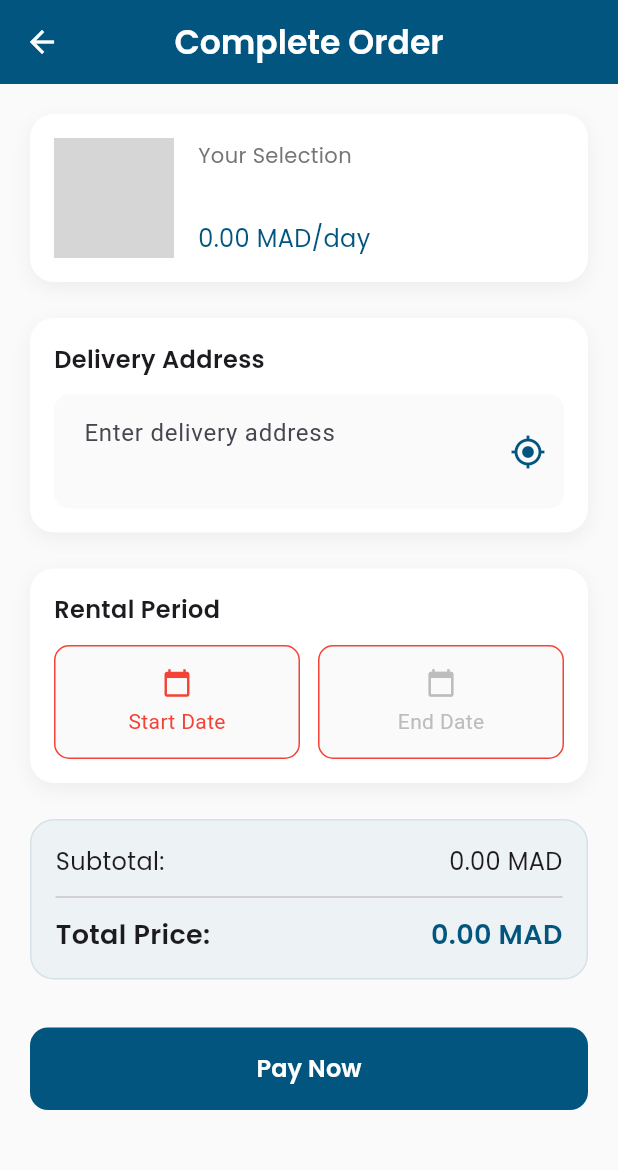
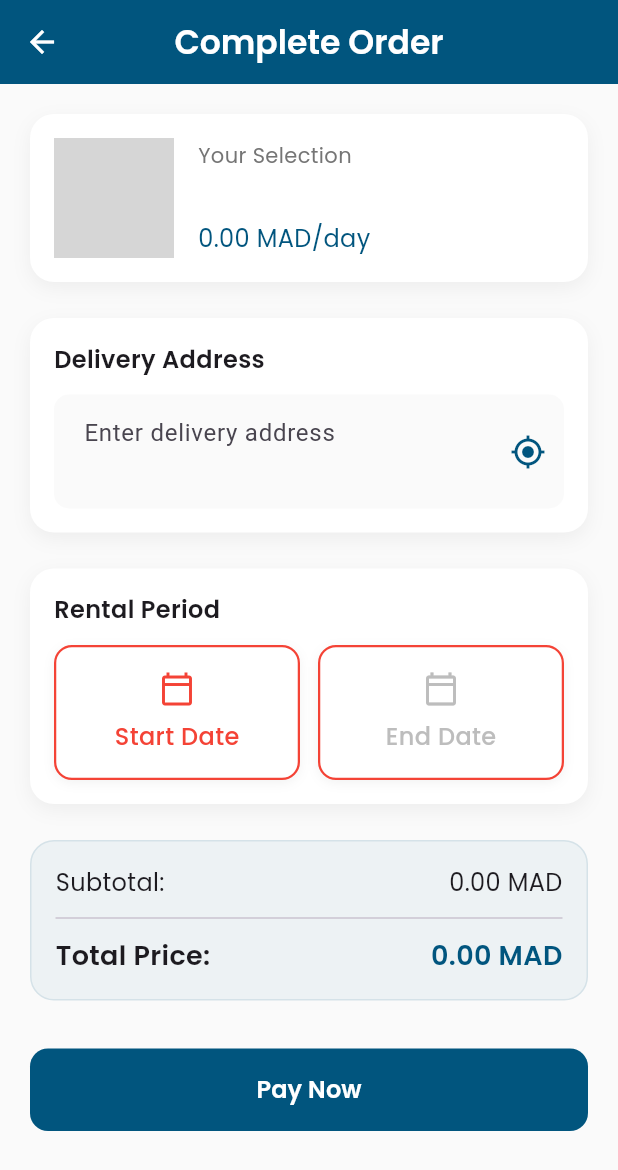
Before and after one commit to abdessamadachaha/SAYF, a Flutter app: the OrderScreen screen opened directly with empty values, on a phone screen of 412 x 824 dp. Shown: the top 1170 px of the screen. Run offline on Flutter 3.47's test engine with Material 3 defaults, Android fonts, the phone set to English and light mode, and no system bars; our stand-ins replace flutter_lucide, flutter_svg, geocoding, geolocator, google_fonts, lucide_icons_flutter and 1 more; accounts and stored records are empty; network calls fail; grey boxes are pictures that could not be loaded.

Commit message:
ui in order

```diff
--- a/lib/views/order_screen.dart
+++ b/lib/views/order_screen.dart
@@ -102,13 +102,39 @@ class _OrderScreenState extends State<OrderScreen> {
   }
 
   Future<void> _selectDate(bool isStart) async {
-    final DateTime? picked = await showDatePicker(
+    final DateTime? picked = await showModalBottomSheet<DateTime>(
       context: context,
-      initialDate: isStart ? DateTime.now() : (startDate ?? DateTime.now()),
-      firstDate: isStart ? DateTime.now() : (startDate ?? DateTime.now()),
-      lastDate: DateTime.now().add(const Duration(days: 365 * 2)),
-      builder: (context, child) {
-        return Theme(
+      backgroundColor: Colors.transparent,
+      isScrollControlled: true,
+      builder: (context) {
+        return Container(
+          height: MediaQuery.of(context).size.height * 0.7,
+          decoration: const BoxDecoration(
+            color: Colors.white,
+            borderRadius: BorderRadius.vertical(top: Radius.circular(24)),
+          ),
+          padding: const EdgeInsets.all(20),
+          child: Column(
+            children: [
+              Row(
+                mainAxisAlignment: MainAxisAlignment.spaceBetween,
+                children: [
+                  Text(
+                    isStart ? "Select Start Date" : "Select End Date",
+                    style: GoogleFonts.poppins(
+                      fontSize: 18,
+                      fontWeight: FontWeight.w600,
+                    ),
+                  ),
+                  IconButton(
+                    icon: const Icon(Icons.close),
+                    onPressed: () => Navigator.pop(context),
+                  ),
+                ],
+              ),
+              const Divider(),
+              Expanded(
+                child: Theme(
                   data: Theme.of(context).copyWith(
                     colorScheme: ColorScheme.light(
                       primary: KprimaryColor,
@@ -116,9 +142,40 @@ class _OrderScreenState extends State<OrderScreen> {
                       surface: Colors.white,
                       onSurface: Colors.black,
                     ),
-            dialogBackgroundColor: Colors.white,
                   ),
-          child: child!,
+                  child: CalendarDatePicker(
+                    initialDate: isStart ? DateTime.now() : (startDate ?? DateTime.now()),
+                    firstDate: isStart ? DateTime.now() : (startDate ?? DateTime.now()),
+                    lastDate: DateTime.now().add(const Duration(days: 365 * 2)),
+                    onDateChanged: (date) {
+                      Navigator.pop(context, date);
+                    },
+                  ),
+                ),
+              ),
+              Container(
+                padding: const EdgeInsets.symmetric(vertical: 12),
+                child: ElevatedButton(
+                  onPressed: () => Navigator.pop(context, isStart ? DateTime.now() : (startDate ?? DateTime.now())),
+                  style: ElevatedButton.styleFrom(
+                    backgroundColor: KprimaryColor,
+                    shape: RoundedRectangleBorder(
+                      borderRadius: BorderRadius.circular(12),
+                    ),
+                    minimumSize: const Size(double.infinity, 50),
+                  ),
+                  child: Text(
+                    "Select Today",
+                    style: GoogleFonts.poppins(
+                      fontSize: 16,
+                      fontWeight: FontWeight.w600,
+                      color: Colors.white,
+                    ),
+                  ),
+                ),
+              ),
+            ],
+          ),
         );
       },
     );
@@ -134,6 +191,7 @@ class _OrderScreenState extends State<OrderScreen> {
       });
     }
   }
+
   Future<bool> _checkAvailability() async {
     final response = await supabase
         .from('orders')
@@ -145,7 +203,6 @@ class _OrderScreenState extends State<OrderScreen> {
     final existingOrders = response;
     return existingOrders.isEmpty;
   }
-
 
   Future<void> _placeOrder() async {
     if (!_formKey.currentState!.validate()) return;
@@ -209,7 +266,6 @@ class _OrderScreenState extends State<OrderScreen> {
       }
     }
   }
-
 
   @override
   Widget build(BuildContext context) {
@@ -281,11 +337,10 @@ class _OrderScreenState extends State<OrderScreen> {
             decoration: BoxDecoration(
               color: KprimaryColor.withOpacity(0.1),
               borderRadius: BorderRadius.circular(12),
-            ),
-            child: Image(
+              image: DecorationImage(
                 image: NetworkImage(widget.product.image),
                 fit: BoxFit.cover,
-
+              ),
             ),
           ),
           const SizedBox(width: 16),
@@ -370,8 +425,8 @@ class _OrderScreenState extends State<OrderScreen> {
                 vertical: 14,
               ),
               suffixIcon: isLoadingLocation
-                  ?  Padding(
-                      padding: EdgeInsets.all(12),
+                  ? Padding(
+                      padding: const EdgeInsets.all(12),
                       child: CircularProgressIndicator(
                         strokeWidth: 2,
                         valueColor: AlwaysStoppedAnimation<Color>(KprimaryColor),
@@ -548,29 +603,45 @@ class _OrderScreenState extends State<OrderScreen> {
     final isError = isRequired && date == null;
     final color = isError ? Colors.red : KprimaryColor;
 
-    return InkWell(
-      onTap: onPressed,
-      borderRadius: BorderRadius.circular(10),
-      child: Container(
-        padding: const EdgeInsets.symmetric(vertical: 14, horizontal: 12),
+    return AnimatedContainer(
+      duration: const Duration(milliseconds: 200),
+      curve: Curves.easeInOut,
       decoration: BoxDecoration(
-          color: Colors.grey[50],
-          borderRadius: BorderRadius.circular(10),
+        color: Colors.white,
+        borderRadius: BorderRadius.circular(12),
+        boxShadow: [
+          BoxShadow(
+            color: Colors.black.withOpacity(0.05),
+            blurRadius: 6,
+            offset: const Offset(0, 2),
+          ),
+        ],
         border: Border.all(
-            color: isError ? Colors.red : Colors.grey[300]!,
+          color: isError ? Colors.red : Colors.grey[200]!,
+          width: 1.5,
         ),
       ),
+      child: Material(
+        color: Colors.transparent,
+        child: InkWell(
+          borderRadius: BorderRadius.circular(12),
+          onTap: onPressed,
+          child: Padding(
+            padding: const EdgeInsets.symmetric(vertical: 16, horizontal: 12),
             child: Column(
+              mainAxisAlignment: MainAxisAlignment.center,
               children: [
                 Icon(
-              Icons.calendar_today,
-              size: 20,
+                  Icons.calendar_today_outlined,
+                  size: 24,
                   color: onPressed == null ? Colors.grey[400] : color,
                 ),
-            const SizedBox(height: 6),
+                const SizedBox(height: 8),
                 Text(
-              date == null ? label : DateFormat('MMM dd, yyyy').format(date),
-              style: TextStyle(
+                  date == null ? label : DateFormat('MMM dd').format(date),
+                  style: GoogleFonts.poppins(
+                    fontSize: 16,
+                    fontWeight: FontWeight.w500,
                     color: onPressed == null
                         ? Colors.grey[400]
                         : isError
@@ -578,7 +649,19 @@ class _OrderScreenState extends State<OrderScreen> {
                             : Colors.black,
                   ),
                 ),
+                if (date != null) ...[
+                  const SizedBox(height: 4),
+                  Text(
+                    DateFormat('yyyy').format(date),
+                    style: GoogleFonts.poppins(
+                      fontSize: 12,
+                      color: Colors.grey[600],
+                    ),
+                  ),
                 ],
+              ],
+            ),
+          ),
         ),
       ),
     );
```
Lines whose indentation alone changed are shown as unchanged.
